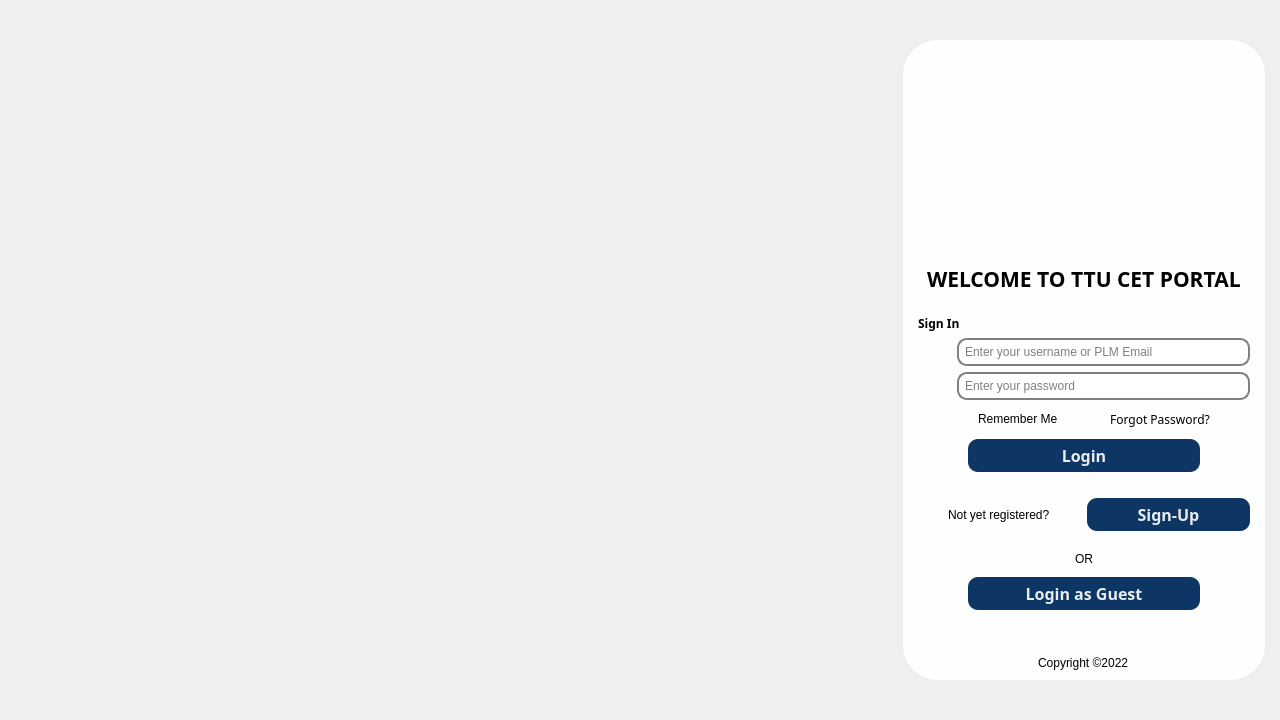
Old version of the form landingpage.ui in the repository PeteCastle/SoftwareDesignCaseStudy.
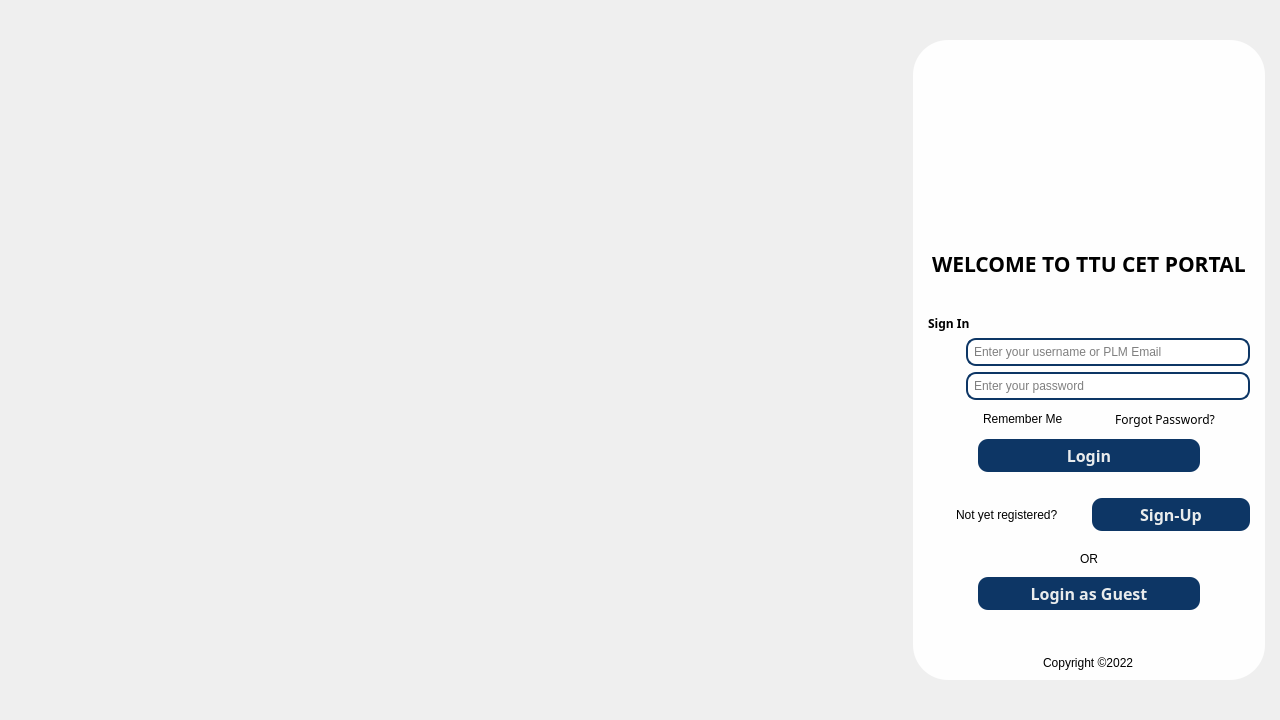
New version of the form. Icons and pictures are not drawn.

Patch:
```diff
--- a/landingpage.ui
+++ b/landingpage.ui
@@ -109,7 +109,7 @@
           <number>0</number>
          </property>
          <item>
-          <layout class="QVBoxLayout" name="verticalLayout_4" stretch="50,10">
+          <layout class="QVBoxLayout" name="verticalLayout_4" stretch="35,10">
            <property name="spacing">
             <number>0</number>
            </property>
@@ -137,7 +137,7 @@
             <widget class="QLabel" name="label">
              <property name="font">
               <font>
-               <family>Joan</family>
+               <family>Heebo</family>
                <pointsize>16</pointsize>
                <italic>false</italic>
                <bold>true</bold>
@@ -160,10 +160,21 @@
           </layout>
          </item>
          <item>
+          <layout class="QHBoxLayout" name="horizontalLayout_8" stretch="0">
+           <property name="spacing">
+            <number>0</number>
+           </property>
+           <property name="leftMargin">
+            <number>0</number>
+           </property>
+           <property name="topMargin">
+            <number>0</number>
+           </property>
+           <item>
           <widget class="QLabel" name="SignInLabel">
            <property name="font">
             <font>
-             <family>Joan</family>
+               <family>Heebo</family>
              <pointsize>9</pointsize>
              <italic>false</italic>
              <bold>true</bold>
@@ -182,6 +193,8 @@
            </property>
           </widget>
          </item>
+          </layout>
+         </item>
          <item>
           <layout class="QHBoxLayout" name="horizontalLayout_4" stretch="10,90">
            <item>
@@ -205,6 +218,7 @@
 	font: 9pt &quot;Joan&quot;;
     border: 2px solid gray;
     border-radius: 10px;
+	border-color: rgb(13, 54, 101);
     padding:4px 20px 4px 4px;
     background: white;
     selection-background-color: darkgray;
@@ -247,6 +261,7 @@
 	font: 9pt &quot;Joan&quot;;
     border: 2px solid gray;
     border-radius: 10px;
+border-color: rgb(13, 54, 101);
      padding:4px 20px 4px 4px;
     background: white;
     selection-background-color: darkgray;
@@ -277,7 +292,7 @@
              </property>
              <property name="sizeHint" stdset="0">
               <size>
-               <width>35</width>
+               <width>30</width>
                <height>20</height>
               </size>
              </property>
@@ -335,7 +350,7 @@
             <widget class="QPushButton" name="ForgotPasswordButton">
              <property name="font">
               <font>
-               <family>Joan</family>
+               <family>Heebo</family>
                <pointsize>9</pointsize>
                <italic>false</italic>
                <bold>false</bold>
@@ -372,8 +387,8 @@
              </property>
              <property name="sizeHint" stdset="0">
               <size>
-               <width>35</width>
-               <height>20</height>
+               <width>30</width>
+               <height>15</height>
               </size>
              </property>
             </spacer>
@@ -392,7 +407,7 @@
             <widget class="QPushButton" name="LoginButton">
              <property name="font">
               <font>
-               <family>Joan</family>
+               <family>Heebo</family>
                <pointsize>12</pointsize>
                <italic>false</italic>
                <bold>true</bold>
@@ -464,7 +479,7 @@
             <widget class="QPushButton" name="SignUpButton">
              <property name="font">
               <font>
-               <family>Joan</family>
+               <family>Heebo</family>
                <pointsize>12</pointsize>
                <italic>false</italic>
                <bold>true</bold>
@@ -554,7 +569,7 @@
             <widget class="QPushButton" name="GuestButton">
              <property name="font">
               <font>
-               <family>Joan</family>
+               <family>Heebo</family>
                <pointsize>12</pointsize>
                <italic>false</italic>
                <bold>true</bold>
```
Left out of the diff: 20 changed lines with no effect on the pictures. Lines whose indentation alone changed are shown as unchanged.
